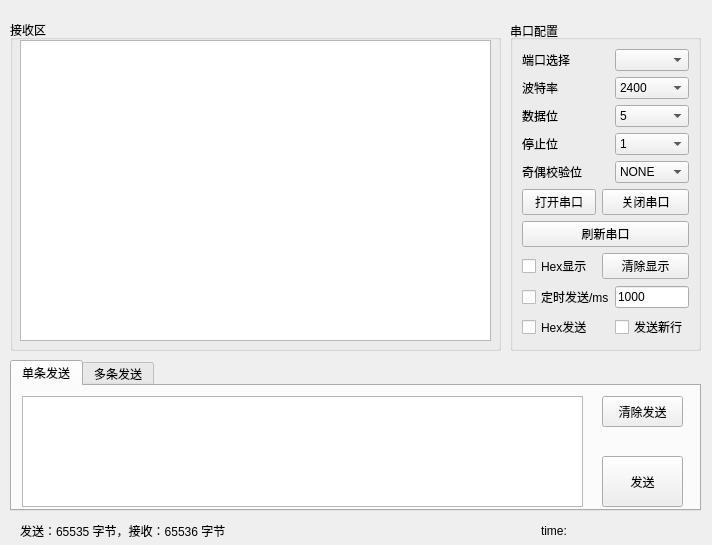
Before: the Qt Designer form demoSerial1.ui in 346500452/pyqt5-serial-GUI--V1.3, drawn with Qt 5.
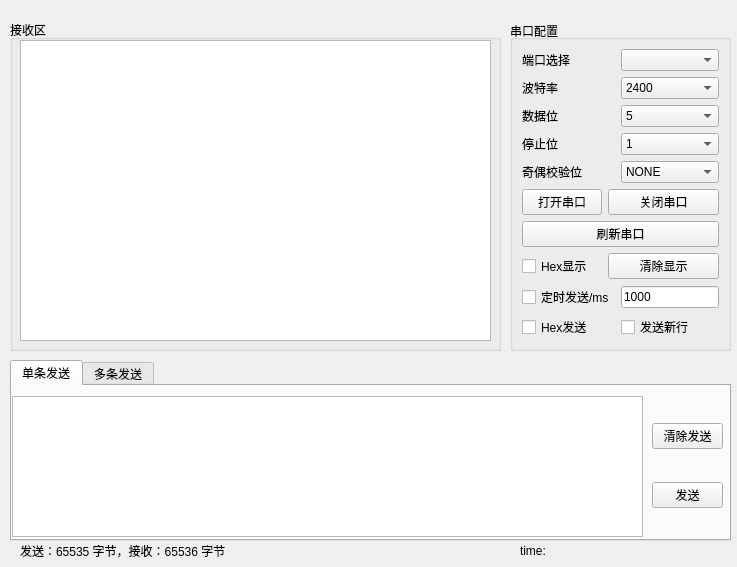
After: the same form once the commit is applied. The open tabs and pages were chosen to show the change.

```diff
--- a/demoSerial1.ui
+++ b/demoSerial1.ui
@@ -9,8 +9,8 @@
    <rect>
     <x>0</x>
     <y>0</y>
-    <width>712</width>
-    <height>545</height>
+    <width>737</width>
+    <height>567</height>
    </rect>
   </property>
   <property name="windowTitle">
@@ -21,7 +21,7 @@
     <rect>
      <x>510</x>
      <y>20</y>
-     <width>191</width>
+     <width>221</width>
      <height>331</height>
     </rect>
    </property>
@@ -285,8 +285,8 @@
    <property name="geometry">
     <rect>
      <x>20</x>
-     <y>520</y>
-     <width>220</width>
+     <y>540</y>
+     <width>280</width>
      <height>21</height>
     </rect>
    </property>
@@ -304,7 +304,7 @@
    </property>
    <property name="maximumSize">
     <size>
-     <width>240</width>
+     <width>280</width>
      <height>21</height>
     </size>
    </property>
@@ -317,8 +317,8 @@
     <rect>
      <x>10</x>
      <y>360</y>
-     <width>691</width>
-     <height>151</height>
+     <width>721</width>
+     <height>181</height>
     </rect>
    </property>
    <property name="currentIndex">
@@ -331,10 +331,10 @@
     <widget class="QTextEdit" name="sendTextEdit">
      <property name="geometry">
       <rect>
-       <x>10</x>
+       <x>0</x>
        <y>10</y>
-       <width>561</width>
-       <height>111</height>
+       <width>631</width>
+       <height>141</height>
       </rect>
      </property>
      <property name="tabStopWidth">
@@ -344,31 +344,31 @@
       <number>5</number>
      </property>
     </widget>
-    <widget class="QPushButton" name="sendButton">
+    <widget class="QWidget" name="">
      <property name="geometry">
       <rect>
-       <x>590</x>
-       <y>70</y>
-       <width>81</width>
-       <height>51</height>
-      </rect>
-     </property>
-     <property name="text">
-      <string>发送</string>
-     </property>
-    </widget>
-    <widget class="QPushButton" name="clearButtonSend">
-     <property name="geometry">
-      <rect>
-       <x>590</x>
+       <x>640</x>
        <y>10</y>
-       <width>81</width>
-       <height>31</height>
+       <width>71</width>
+       <height>141</height>
       </rect>
      </property>
-     <property name="text">
-      <string>清除发送</string>
-     </property>
+     <layout class="QVBoxLayout" name="verticalLayout_2">
+      <item>
+       <widget class="QPushButton" name="clearButtonSend">
+        <property name="text">
+         <string>清除发送</string>
+        </property>
+       </widget>
+      </item>
+      <item>
+       <widget class="QPushButton" name="sendButton">
+        <property name="text">
+         <string>发送</string>
+        </property>
+       </widget>
+      </item>
+     </layout>
     </widget>
    </widget>
    <widget class="QWidget" name="tab2">
@@ -594,9 +594,9 @@
   <widget class="QLabel" name="timeLabel">
    <property name="geometry">
     <rect>
-     <x>541</x>
-     <y>520</y>
-     <width>150</width>
+     <x>520</x>
+     <y>540</y>
+     <width>191</width>
      <height>21</height>
     </rect>
    </property>
@@ -608,8 +608,8 @@
    </property>
    <property name="maximumSize">
     <size>
-     <width>200</width>
-     <height>21</height>
+     <width>280</width>
+     <height>20</height>
     </size>
    </property>
    <property name="text">
```
Left out of the diff: 14 changed lines with no effect on the pictures.
